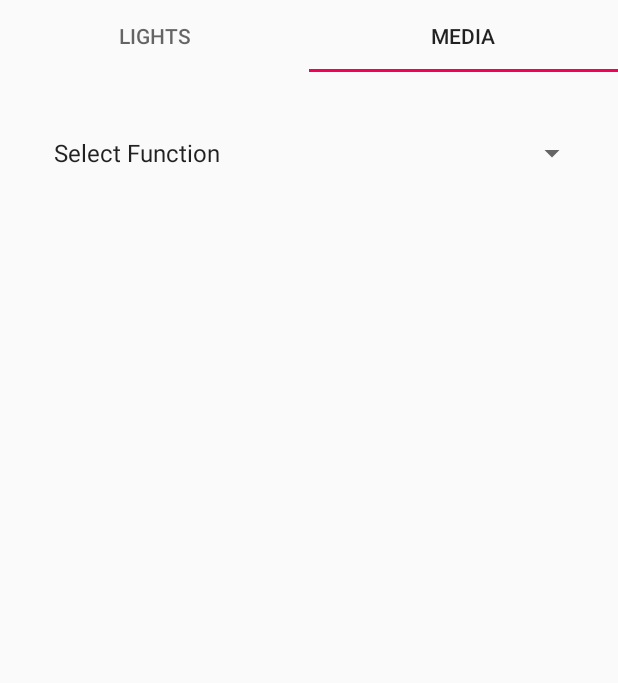
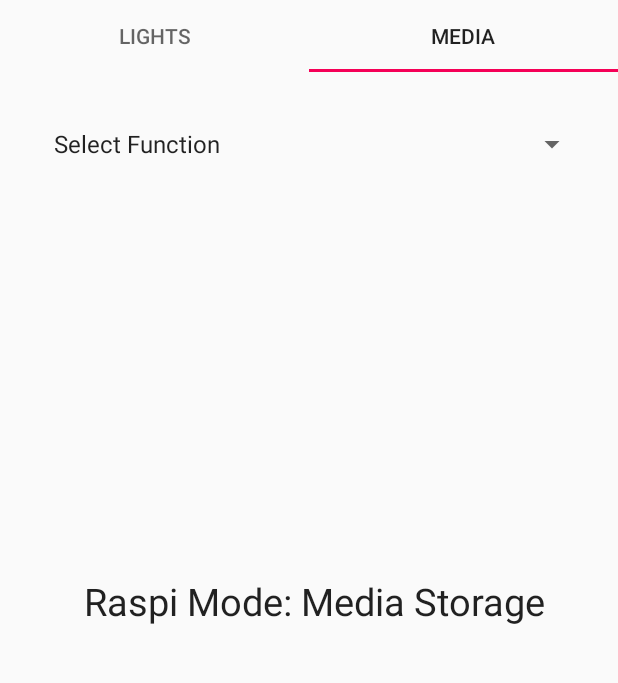
Before and after one commit to Anthrino/ArduinoController, an Android app: the screen it shows after launch (MainActivity), tab 2 chosen, on a phone screen of 412 x 824 dp, the part 84-767 px from its top. Run offline under Robolectric (Android 15) with nearby library versions, the phone set to English and light mode, and no system bars.

```diff
--- a/app/src/main/AndroidManifest.xml
+++ b/app/src/main/AndroidManifest.xml
@@ -1,6 +1,8 @@
 <?xml version="1.0" encoding="utf-8"?>
 <manifest xmlns:android="http://schemas.android.com/apk/res/android"
     package="com.anthrino.raspicontroller">
+    <uses-permission android:name="android.permission.INTERNET"/>
+    <uses-permission android:name="android.permission.ACCESS_NETWORK_STATE"/>
 
     <application
         android:allowBackup="true"
@@ -8,6 +10,7 @@
         android:label="@string/app_name"
         android:supportsRtl="true"
         android:theme="@style/AppTheme">
+
         <activity
             android:name=".MainActivity"
             android:label=""
--- a/app/src/main/java/com/anthrino/raspicontroller/LightsControlFrag.java
+++ b/app/src/main/java/com/anthrino/raspicontroller/LightsControlFrag.java
@@ -9,7 +9,9 @@ import android.view.View;
 import android.view.ViewGroup;
 import android.widget.AdapterView;
 import android.widget.ArrayAdapter;
+import android.widget.CompoundButton;
 import android.widget.Spinner;
+import android.widget.Switch;
 import android.widget.Toast;
 
 /**
@@ -17,13 +19,38 @@ import android.widget.Toast;
  */
 
 public class LightsControlFrag extends Fragment {
-
-
+    public Switch s1,s2;
     @Nullable
     @Override
     public View onCreateView(LayoutInflater inflater, @Nullable ViewGroup container, @Nullable Bundle savedInstanceState) {
 
         final View rootview = inflater.inflate(R.layout.light_control,container,false);
+        s1=(Switch)rootview.findViewById(R.id.ledSwitch1);
+        s2=(Switch)rootview.findViewById(R.id.ledSwitch2);
+
+        s1.setOnCheckedChangeListener(new CompoundButton.OnCheckedChangeListener() {
+            @Override
+            public void onCheckedChanged(CompoundButton compoundButton, boolean b) {
+                if(b){
+                    new queryServer().execute("S1_ON");
+                }
+                else{
+                    new queryServer().execute("S1_OFF");
+                }
+            }
+        });
+
+        s2.setOnCheckedChangeListener(new CompoundButton.OnCheckedChangeListener() {
+            @Override
+            public void onCheckedChanged(CompoundButton compoundButton, boolean b) {
+                if(b){
+                    new queryServer().execute("S2_ON");
+                }
+                else{
+                    new queryServer().execute("S2_OFF");
+                }
+            }
+        });
         return rootview;
 
     }
--- a/app/src/main/java/com/anthrino/raspicontroller/MainActivity.java
+++ b/app/src/main/java/com/anthrino/raspicontroller/MainActivity.java
@@ -33,6 +33,7 @@ public class MainActivity extends AppCompatActivity {
     private TabLayout tabbedLayout;
     private PagerTitleStrip pagerTitleStrip;
     private Spinner functionSelector;
+    private String [] dummyAudioData,dummyVideoData,dummyPhotoData;
 
     @Override
     protected void onCreate(Bundle savedInstanceState) {
@@ -50,6 +51,10 @@ public class MainActivity extends AppCompatActivity {
 
         viewpager.setAdapter(customPageAdapter);
         tabbedLayout.setupWithViewPager(viewpager);
+
+
+
+
     }
 
 }
--- a/app/src/main/java/com/anthrino/raspicontroller/MediaContolFrag.java
+++ b/app/src/main/java/com/anthrino/raspicontroller/MediaContolFrag.java
@@ -3,13 +3,18 @@ package com.anthrino.raspicontroller;
 import android.os.Bundle;
 import android.support.annotation.Nullable;
 import android.support.v4.app.Fragment;
+import android.support.v4.widget.ListViewAutoScrollHelper;
 import android.view.LayoutInflater;
 import android.view.View;
 import android.view.ViewGroup;
 import android.widget.AdapterView;
 import android.widget.ArrayAdapter;
+import android.widget.ListView;
 import android.widget.Spinner;
+import android.widget.TextView;
 import android.widget.Toast;
+
+import java.util.List;
 
 /**
  * Created by mit on 21/10/17.
@@ -17,11 +22,19 @@ import android.widget.Toast;
 
 public class MediaContolFrag extends Fragment {
     public Spinner functionSelector;
+    public ListView mediaContentView;
+    private String [] dummyAudioData,dummyVideoData,dummyPhotoData;
+    ArrayAdapter<String> mediaAdapter;
     @Nullable
     @Override
     public View onCreateView(LayoutInflater inflater, @Nullable ViewGroup container, @Nullable Bundle savedInstanceState) {
         final View rootview=inflater.inflate(R.layout.media_control,container,false);
         Spinner functionSelector = (Spinner)rootview.findViewById(R.id.functionSpinner);
+        mediaContentView =(ListView) rootview.findViewById(R.id.MediaContentListView);
+        dummyAudioData= new String[] {"Audio1","Audio2","Audio3"};
+        dummyVideoData= new String[] {"Video1","Video2","Video3"};
+        dummyPhotoData= new String[] {"Photo1","Photo2","Photo3"};
+
         String [] functionList = new String[]{"Select Function", "Audio Storage", "Video Storage", "Photo Storage"};
         ArrayAdapter<String> adapter1 = new ArrayAdapter(rootview.getContext(), android.R.layout.simple_list_item_1, functionList);
         functionSelector.setAdapter(adapter1);
@@ -29,17 +42,40 @@ public class MediaContolFrag extends Fragment {
         functionSelector.setOnItemSelectedListener(new AdapterView.OnItemSelectedListener() {
             @Override
             public void onItemSelected(AdapterView<?> adapterView, View view, int index, long l) {
+                TextView tv = (TextView) rootview.findViewById(R.id.no_selection);
                 if (index != 0) {
+                    tv.setVisibility(View.GONE);
+                    mediaContentView.setVisibility(View.VISIBLE);
 
                     if (index == 1) {
                         Toast.makeText(rootview.getContext(), "Audio Storage", Toast.LENGTH_SHORT).show();
 
+//                        TODO:
+//                          new queryServer().execute("AS_REQ");
+                        mediaAdapter=new ArrayAdapter<String>(rootview.getContext(),android.R.layout.simple_list_item_1,dummyAudioData);
+                        mediaContentView.setAdapter(mediaAdapter);
+
                     } else if (index == 2) {
                         Toast.makeText(rootview.getContext(), "Video Storage", Toast.LENGTH_SHORT).show();
+//                        TODO:
+//                          new queryServer().execute("AS_REQ");
+
+                        mediaAdapter=new ArrayAdapter<String>(rootview.getContext(),android.R.layout.simple_list_item_1,dummyVideoData);
+                        mediaContentView.setAdapter(mediaAdapter);
+
                     }
                     else if (index == 3) {
                         Toast.makeText(rootview.getContext(), "Photo Storage", Toast.LENGTH_SHORT).show();
+//                        TODO:
+//                        new queryServer().execute("PS_REQ");
+                        mediaAdapter=new ArrayAdapter<String>(rootview.getContext(),android.R.layout.simple_list_item_1,dummyPhotoData);
+                        mediaContentView.setAdapter(mediaAdapter);
                     }
+                }
+                else{
+
+                    tv.setVisibility(View.VISIBLE);
+                    mediaContentView.setVisibility(View.GONE);
                 }
             }
 
@@ -49,6 +85,7 @@ public class MediaContolFrag extends Fragment {
             }
         });
 
+
         return rootview;
     }
 }
--- a/app/src/main/res/layout/media_control.xml
+++ b/app/src/main/res/layout/media_control.xml
@@ -4,11 +4,30 @@
     android:layout_height="match_parent"
     android:weightSum="10">
 
+
+
     <Spinner
         android:id="@+id/functionSpinner"
         android:layout_width="match_parent"
-        android:layout_height="0dp"
+        android:layout_height="?attr/actionBarSize"
         android:layout_margin="20dp"
-        android:layout_weight="1" />
+        />
+
+    <TextView
+        android:id="@+id/no_selection"
+        android:textAppearance="@style/Base.TextAppearance.AppCompat.Large"
+        android:layout_width="match_parent"
+        android:layout_height="wrap_content"
+        android:layout_margin="20dp"
+        android:layout_weight="8"
+        android:gravity="center"
+        android:text=" Raspi Mode: Media Storage"
+        android:visibility="gone"
+        android:textSize="25dp" />
+
+    <ListView
+        android:layout_width="wrap_content"
+        android:layout_height="wrap_content"
+        android:id="@+id/MediaContentListView"/>
 
 </LinearLayout>
```
Also changed, not shown: app/src/main/java/com/anthrino/raspicontroller/queryServer.java (added, +87 -0 lines).
